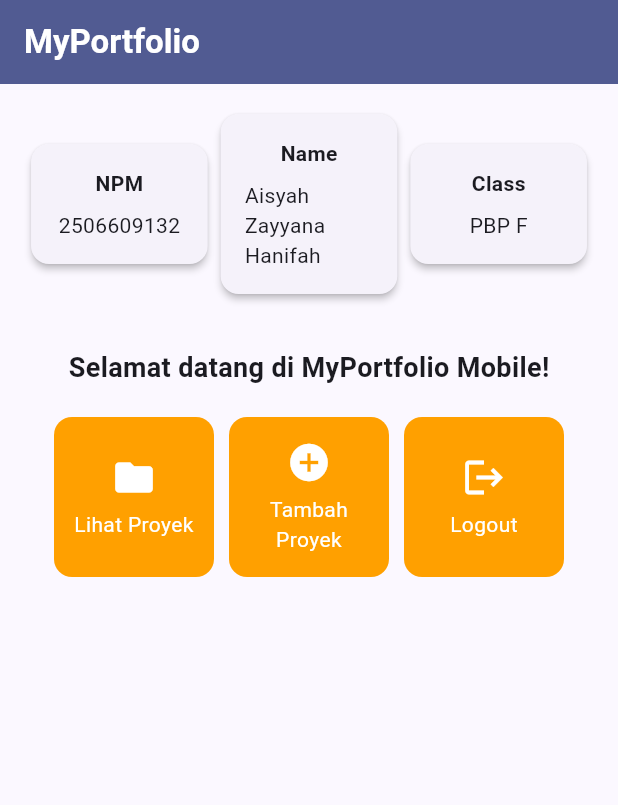
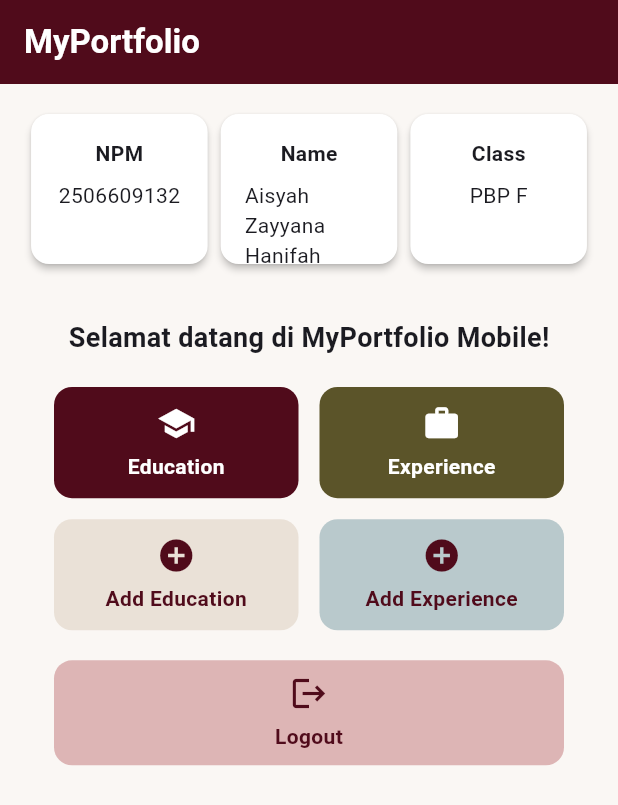
Before and after one commit to aisyahzh/myportofolio_mobile, a Flutter app: the screen it shows after launch, on a phone screen of 412 x 824 dp. Shown: the top 805 px of the screen. Run offline on Flutter 3.47's test engine with Material 3 defaults, Android fonts, the phone set to English and light mode, and no system bars.

Commit message:
feat: customize portfolio mobile menu

```diff
--- a/lib/menu.dart
+++ b/lib/menu.dart
@@ -1,4 +1,11 @@
 import 'package:flutter/material.dart';
+
+// Palet warna MyPortfolio.
+const Color burgundy = Color(0xFF500B1B);
+const Color cherryBlossom = Color(0xFFDDB5B5);
+const Color moss = Color(0xFF5B5429);
+const Color skyBlue = Color(0xFFB9C9CC);
+const Color sand = Color(0xFFEAE1D7);
 
 class MyHomePage extends StatelessWidget {
   MyHomePage({super.key});
@@ -8,25 +15,28 @@ class MyHomePage extends StatelessWidget {
   final String kelas = "PBP F";
 
   final List<ItemHomepage> items = [
-    ItemHomepage("Lihat Proyek", Icons.folder),
-    ItemHomepage("Tambah Proyek", Icons.add_circle),
-    ItemHomepage("Logout", Icons.logout),
+    ItemHomepage("Education", Icons.school, burgundy),
+    ItemHomepage("Experience", Icons.work, moss),
+    ItemHomepage("Add Education", Icons.add_circle, sand),
+    ItemHomepage("Add Experience", Icons.add_circle, skyBlue),
+    ItemHomepage("Logout", Icons.logout, cherryBlossom),
   ];
 
   @override
   Widget build(BuildContext context) {
     // Scaffold menyediakan struktur visual dasar halaman (AppBar, Body, SnackBar).
     return Scaffold(
+      backgroundColor: const Color(0xFFFAF7F4),
       // AppBar menampilkan bar bagian atas halaman aplikasi.
       appBar: AppBar(
         title: const Text(
           'MyPortfolio',
           style: TextStyle(color: Colors.white, fontWeight: FontWeight.bold),
         ),
-        backgroundColor: Theme.of(context).colorScheme.primary,
+        backgroundColor: burgundy,
       ),
       // Body halaman utama dengan padding di sekelilingnya.
-      body: Padding(
+      body: SingleChildScrollView(
         padding: const EdgeInsets.all(16.0),
         child: Column(
           crossAxisAlignment: CrossAxisAlignment.center,
@@ -58,18 +68,30 @@ class MyHomePage extends StatelessWidget {
                     ),
                   ),
 
-                  // GridView menampilkan kartu tombol dalam tata letak kisi 3 kolom.
+                  // GridView menampilkan kartu tombol dalam tata letak kisi 2 kolom.
                   GridView.count(
-                    primary: true,
+                    primary: false,
+                    physics: const NeverScrollableScrollPhysics(),
                     padding: const EdgeInsets.all(20),
-                    crossAxisSpacing: 10,
-                    mainAxisSpacing: 10,
-                    crossAxisCount: 3,
+                    crossAxisSpacing: 14,
+                    mainAxisSpacing: 14,
+                    crossAxisCount: 2,
+                    childAspectRatio: 2.2,
                     // shrinkWrap agar ukuran kisi menyesuaikan tinggi konten anak.
                     shrinkWrap: true,
-                    children: items.map((ItemHomepage item) {
+                    children: items.take(4).map((ItemHomepage item) {
                       return ItemCard(item);
                     }).toList(),
+                  ),
+
+                  // Tombol Logout ditampilkan memanjang di tengah bawah.
+                  Padding(
+                    padding: const EdgeInsets.symmetric(horizontal: 20),
+                    child: SizedBox(
+                      width: double.infinity,
+                      height: 70,
+                      child: ItemCard(items[4]),
+                    ),
                   ),
                 ],
               ),
@@ -92,8 +114,10 @@ class InfoCard extends StatelessWidget {
   Widget build(BuildContext context) {
     return Card(
       // Memberikan efek bayangan kartu elevasi 2 unit.
+      color: Colors.white,
       elevation: 2.0,
       child: Container(
+        height: 100,
         // Menyesuaikan lebar kartu dengan proporsi layar (dibagi 3.5).
         width: MediaQuery.of(context).size.width / 3.5,
         padding: const EdgeInsets.all(16.0),
@@ -113,8 +137,9 @@ class InfoCard extends StatelessWidget {
 class ItemHomepage {
   final String name;
   final IconData icon;
+  final Color color;
 
-  ItemHomepage(this.name, this.icon);
+  ItemHomepage(this.name, this.icon, this.color);
 }
 
 class ItemCard extends StatelessWidget {
@@ -124,9 +149,14 @@ class ItemCard extends StatelessWidget {
 
   @override
   Widget build(BuildContext context) {
+    // Menentukan warna ikon dan teks agar kontras dengan background.
+    final Color foregroundColor = item.color == moss || item.color == burgundy
+        ? Colors.white
+        : burgundy;
+
     return Material(
-      // Menggunakan warna sekunder dari skema tema aplikasi.
-      color: Theme.of(context).colorScheme.secondary,
+      // Menggunakan warna yang sudah ditentukan untuk setiap tombol.
+      color: item.color,
       borderRadius: BorderRadius.circular(12),
       child: InkWell(
         // Aksi ketika kartu ditekan oleh pengguna.
@@ -146,12 +176,15 @@ class ItemCard extends StatelessWidget {
             child: Column(
               mainAxisAlignment: MainAxisAlignment.center,
               children: [
-                Icon(item.icon, color: Colors.white, size: 30.0),
+                Icon(item.icon, color: foregroundColor, size: 26.0),
                 const Padding(padding: EdgeInsets.all(3)),
                 Text(
                   item.name,
                   textAlign: TextAlign.center,
-                  style: const TextStyle(color: Colors.white),
+                  style: TextStyle(
+                    color: foregroundColor,
+                    fontWeight: FontWeight.w600,
+                  ),
                 ),
               ],
             ),
```
